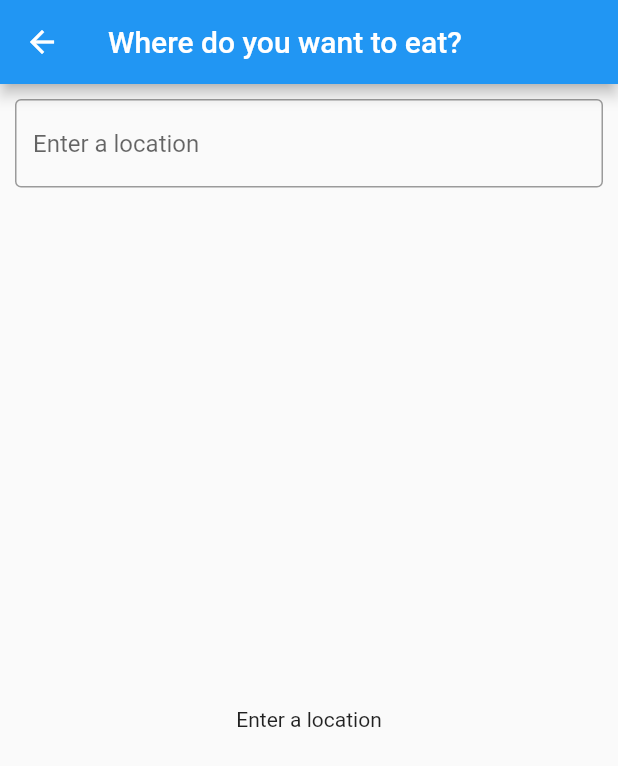
After one commit to EmaGitHub/flutter_first_proj, a Flutter app: the screen it shows after launch, after a tap on "Zomato eating app", on a phone screen of 412 x 824 dp. The commit adds this screen. Shown: the top 766 px of the screen. Run offline on Flutter 3.47's test engine with Material 2 defaults, Android fonts, the phone set to English and light mode, and no system bars; our stand-ins replace connectivity, flare_flutter, flutter_staggered_animations, image_picker, rxdart, simple_animations and 1 more.

Commit message:
Location Bloc Provider

```diff
--- /dev/null
+++ b/lib/Zomato/BLoCLayer/bloc.dart
@@ -0,0 +1,3 @@
+abstract class Bloc {
+  void dispose();
+}
--- /dev/null
+++ b/lib/Zomato/BLoCLayer/location_bloc.dart
@@ -0,0 +1,32 @@
+import 'dart:async';
+
+import 'package:first_proj/Zomato/BLoCLayer/bloc.dart';
+import 'package:first_proj/Zomato/DataLayer/location.dart';
+import 'package:first_proj/Zomato/DataLayer/zomato_client.dart';
+
+class LocationBloc implements Bloc {
+
+  Location _location;
+  Location get selectedLocation => _location;
+  ZomatoClient client = ZomatoClient();
+
+  // 1
+  final _cousinesController = StreamController<List<String>>();
+
+  // 2
+  Stream<List<String>> get cousinesStream => _cousinesController.stream;
+
+  // 3
+  void selectLocation(Location location) async {
+    _location = location;
+    location.toString();
+    final result = await client.fetchCousines();
+    _cousinesController.sink.add(result);
+  }
+
+  // 4
+  @override
+  void dispose() {
+    _cousinesController.close();
+  }
+}
--- /dev/null
+++ b/lib/Zomato/BLoCLayer/location_query_bloc.dart
@@ -0,0 +1,45 @@
+import 'dart:async';
+
+import 'package:connectivity/connectivity.dart';
+import 'package:first_proj/Zomato/BLoCLayer/bloc.dart';
+import 'package:first_proj/Zomato/DataLayer/location.dart';
+import 'package:first_proj/Zomato/DataLayer/zomato_client.dart';
+import 'package:flutter/material.dart';
+import 'package:toast/toast.dart';
+
+class LocationQueryBloc implements Bloc {
+
+  final _controller = StreamController<List<Location>>();
+  final _client = ZomatoClient();
+  Stream<List<Location>> get locationStream => _controller.stream;
+
+  void submitQuery(String query) async {
+    //
+     List<Location> results = await _client.fetchLocations(query);
+    _controller.sink.add(results);
+  }
+
+  @override
+  void dispose() {
+    _controller.close();
+  }
+
+  void showToast(BuildContext context, String msg, {int duration, int gravity}) {
+    Toast.show(msg, context, duration: duration, gravity: gravity);
+  }
+
+testConnectionAndFetch(BuildContext context, LocationQueryBloc bloc, String query) async{
+
+    var connectivityResult = await (Connectivity().checkConnectivity());
+
+    if (connectivityResult == ConnectivityResult.mobile) {
+      // I am connected to a mobile network.
+      bloc.submitQuery(query);
+    } else if (connectivityResult == ConnectivityResult.wifi) {
+      // I am connected to a wifi network.
+      bloc.submitQuery(query);
+    }
+    else showToast(context, 'You are offline. Please enable connection', duration: 2, gravity: Toast.CENTER);
+  }
+
+}
--- /dev/null
+++ b/lib/Zomato/DataLayer/location.dart
@@ -0,0 +1,13 @@
+class Location {
+
+  String name;
+  String title;
+  String country;
+  String entityId;
+  Location(this.name, this.title, this.country, this.entityId);
+
+  String toString(){
+
+    print('Location: '+this.name+' ('+this.title+') in '+this.country);
+  }
+}
--- /dev/null
+++ b/lib/Zomato/DataLayer/zomato_client.dart
@@ -0,0 +1,74 @@
+import 'dart:convert';
+import 'dart:io';
+
+import 'package:first_proj/Zomato/DataLayer/location.dart';
+import 'package:http/http.dart' as http;
+
+class ZomatoClient {
+  var client = new http.Client();
+
+  static final _apiKey = '31bf259a2468d9a9cd077f3fc327b4ba';
+  static final domain = 'developers.zomato.com';
+  static final locationPath = '/api/v2.1/locations';
+  static final detailPath = '/api/v2.1/location_details';
+
+  String responseString;
+  List<Location> list = new List<Location>();
+
+  Future<List<Location>> fetchLocations(String query) async {
+
+    var queryParameters = {
+      "query": query,
+      "count": "10"
+    };
+
+    var uri = Uri.https(
+        domain, locationPath, queryParameters);
+
+    try {
+      var response = await http.get(uri, headers: {
+        //HttpHeaders.authorizationHeader: 'Token $token',
+        HttpHeaders.contentTypeHeader: 'application/json',
+        "user-key": _apiKey,
+      });
+      responseString = response.body;
+      //print("RESPONSE "+responseString);
+      Map<String, dynamic> json = jsonDecode(responseString);
+
+      //print("JSON "+json.toString());
+      list = [];
+      for (int i = 0; i < json['location_suggestions'].length; i++) {
+        list.add(
+            new Location(
+              json['location_suggestions'][i]['city_name'],
+              json['location_suggestions'][i]['title'],
+              json['location_suggestions'][i]['country_name'],
+              json['location_suggestions'][i]['entity_id'].toString()));
+      }
+      //list.forEach((e) => {print(e.name)});
+
+      //print("LENGHT "+query.length.toString());
+
+      if(query.length == 0) return null;
+      if(query.length == 1) return null;
+
+      return list;
+
+    } catch (err) {
+      print('Error fetching locations');
+      print(err);
+      return null;
+    }
+  }
+
+  List<String> fetchCousines(){
+
+    List<String> cousinesList = ["American",
+    "Sandwich",
+    "Burger",
+    "Italian",
+    "Japanese"];
+
+    return cousinesList;
+  }
+}
--- /dev/null
+++ b/lib/Zomato/UILayer/location_screen.dart
@@ -0,0 +1,118 @@
+import 'package:first_proj/Zomato/BLoCLayer/bloc_provider.dart';
+import 'package:first_proj/Zomato/BLoCLayer/location_bloc.dart';
+import 'package:first_proj/Zomato/BLoCLayer/location_query_bloc.dart';
+import 'package:first_proj/Zomato/DataLayer/location.dart';
+import 'package:first_proj/Zomato/UILayer/detail_screen.dart';
+import 'package:flutter/cupertino.dart';
+import 'package:flutter/material.dart';
+
+class LocationScreen extends StatefulWidget {
+  @override
+  _LocationScreenState createState() => _LocationScreenState();
+}
+
+class _LocationScreenState extends State<LocationScreen> {
+  bool spinnerVisible;
+
+  @override
+  void initState() {
+    spinnerVisible = false;
+    super.initState();
+  }
+
+  @override
+  Widget build(BuildContext context) {
+    // 1
+    final bloc = LocationQueryBloc();
+
+    // 2
+    return BlocProviderZomato<LocationQueryBloc>(
+      bloc: bloc,
+      child: Scaffold(
+        appBar: AppBar(title: Text('Where do you want to eat?')),
+        body: Column(
+          children: <Widget>[
+            Padding(
+              padding: const EdgeInsets.all(10.0),
+              child: TextField(
+                  decoration: InputDecoration(
+                      border: OutlineInputBorder(),
+                      hintText: 'Enter a location'),
+
+                  // 3
+                  onChanged: (query) => {
+                        //this.makeSpinnerVisible(),
+                        bloc.testConnectionAndFetch(context, bloc, query)
+                      }),
+            ),
+            // 4
+            Expanded(
+              child: _buildResults(bloc),
+            )
+          ],
+        ),
+      ),
+    );
+  }
+
+  Widget _buildResults(LocationQueryBloc bloc) {
+    return StreamBuilder<List<Location>>(
+      stream: bloc.locationStream,
+      builder: (context, snapshot) {
+        // 1
+        final results = snapshot.data;
+
+        if (results == null) {
+          return Center(child: Text('Enter a location'));
+        }
+
+        if (results.isEmpty) {
+          //this.makeSpinnerInvisible();
+          return Center(child: Text('No Results'));
+        } else {
+
+          print("RESULTs: ");
+          results.forEach((e) => {print(e.name)});
+          return _buildSearchResults(results);
+        }
+      },
+    );
+  }
+
+  Widget _buildSearchResults(List<Location> results) {
+    final locBloc = LocationBloc();
+    // 2
+    return BlocProviderZomato<LocationBloc>(
+        bloc: locBloc,
+        child: ListView.separated(
+          itemCount: results.length,
+          separatorBuilder: (BuildContext context, int index) => Divider(),
+          itemBuilder: (context, index) {
+            final location = results[index];
+            return ListTile(
+              title: Text(location.name),
+              onTap: () {
+                locBloc.selectLocation(location);
+                // 3
+                Navigator.push(
+                    context,
+                    CupertinoPageRoute(
+                        builder: (context) => DetailScreen(bloc: locBloc)));
+              },
+            );
+          },
+        ));
+  }
+
+  void makeSpinnerVisible() {
+    setState(() {
+      spinnerVisible = true;
+    });
+  }
+
+  void makeSpinnerInvisible() {
+    setState(() {
+      spinnerVisible = false;
+    });
+  }
+}
--- a/lib/main.dart
+++ b/lib/main.dart
@@ -6,6 +6,7 @@ import 'package:first_proj/Pages/layoutset.dart';
 import 'package:first_proj/Pages/request.dart';
 import 'package:first_proj/Pages/stackwidget.dart';
 import 'package:first_proj/Pages/homescreen.dart';
+import 'package:first_proj/Zomato/UILayer/location_screen.dart';
 import 'package:first_proj/examples/fancy_background.dart';
 import 'package:first_proj/examples/particle_background.dart';
 import 'package:flutter/cupertino.dart';
@@ -139,10 +140,7 @@ class _MyHomePageState extends State<HomePage> {
                         side: BorderSide(color: Colors.black26, width: 4),
                         borderRadius: BorderRadius.circular(10)),
                   ),
-                  Text(
-                    'You have pushed the button this many times:',
-                    style: TextStyle(color: Colors.white),
-                  ),
+
                   StreamBuilder(
                       stream: bloc.counter$(),
                       builder: (context, snapshot) => snapshot.hasData
@@ -167,6 +165,23 @@ class _MyHomePageState extends State<HomePage> {
                         child: Icon(Icons.add),
                       )
                     ],
+                  ),
+                  RaisedButton(
+                    child: Text(
+                      'Zomato eating app',
+                      style: TextStyle(fontSize: 20),
+                    ),
+                    onPressed: () {
+                      Navigator.push(
+                        context,
+                        CupertinoPageRoute(
+                            builder: (context) => LocationScreen()),
+                      );
+                    },
+                    padding: EdgeInsets.symmetric(vertical: 10, horizontal: 10),
+                    shape: RoundedRectangleBorder(
+                        side: BorderSide(color: Colors.black26, width: 4),
+                        borderRadius: BorderRadius.circular(10)),
                   ),
                   RaisedButton(
                     child: Text(
```
Also changed, not shown: lib/Zomato/BLoCLayer/bloc_provider.dart (added, +37 -0 lines), lib/Zomato/UILayer/detail_screen.dart (added, +39 -0 lines).
